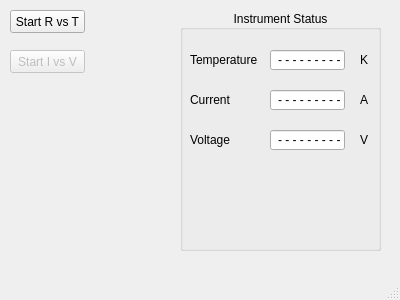
Qt form mainwindow.ui (Qt-Widgets/conductivity) before a commit.
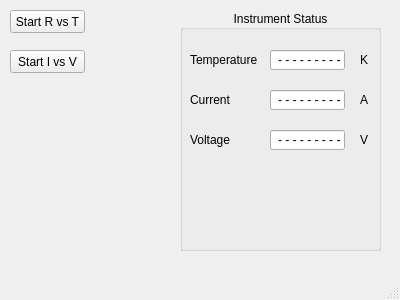
The same form after that commit.

The edit to the form file:
```diff
--- a/mainwindow.ui
+++ b/mainwindow.ui
@@ -29,7 +29,7 @@
    </widget>
    <widget class="QPushButton" name="startIvsVButton">
     <property name="enabled">
-     <bool>false</bool>
+     <bool>true</bool>
     </property>
     <property name="geometry">
      <rect>
```
